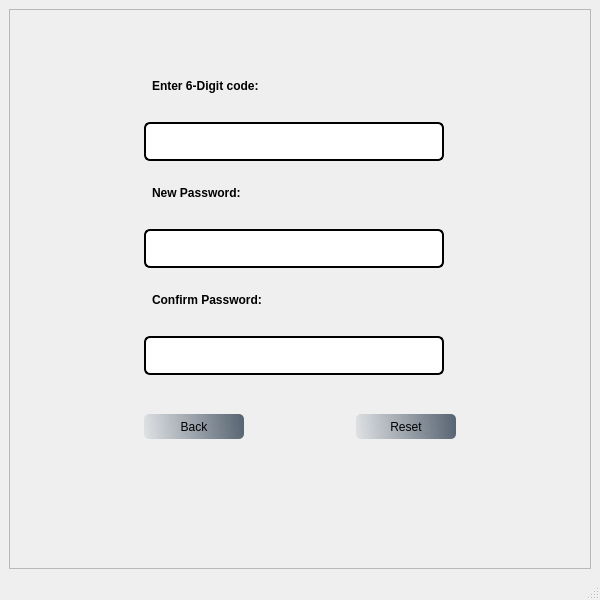
This is User Interface_Ammad/reset2.ui in mukarramdaniel/Distribution-System_Python as Qt 5 draws it before an edit. The edited form follows.
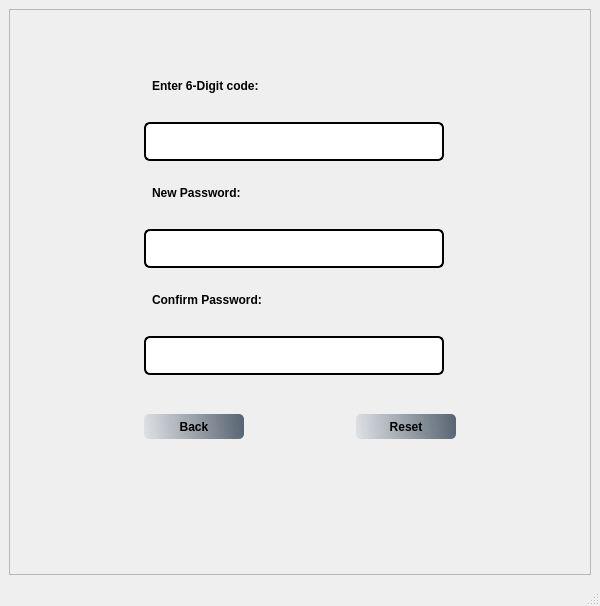
This is the edited form. Icons and pictures are not drawn.

```diff
--- a/User Interface_Ammad/reset2.ui
+++ b/User Interface_Ammad/reset2.ui
@@ -7,7 +7,7 @@
     <x>0</x>
     <y>0</y>
     <width>600</width>
-    <height>600</height>
+    <height>606</height>
    </rect>
   </property>
   <property name="windowTitle">
@@ -385,6 +385,12 @@
               <height>0</height>
              </size>
             </property>
+            <property name="font">
+             <font>
+              <weight>75</weight>
+              <bold>true</bold>
+             </font>
+            </property>
             <property name="text">
              <string>Back</string>
             </property>
@@ -415,6 +421,12 @@
               <height>0</height>
              </size>
             </property>
+            <property name="font">
+             <font>
+              <weight>75</weight>
+              <bold>true</bold>
+             </font>
+            </property>
             <property name="text">
              <string>Reset</string>
             </property>
```
